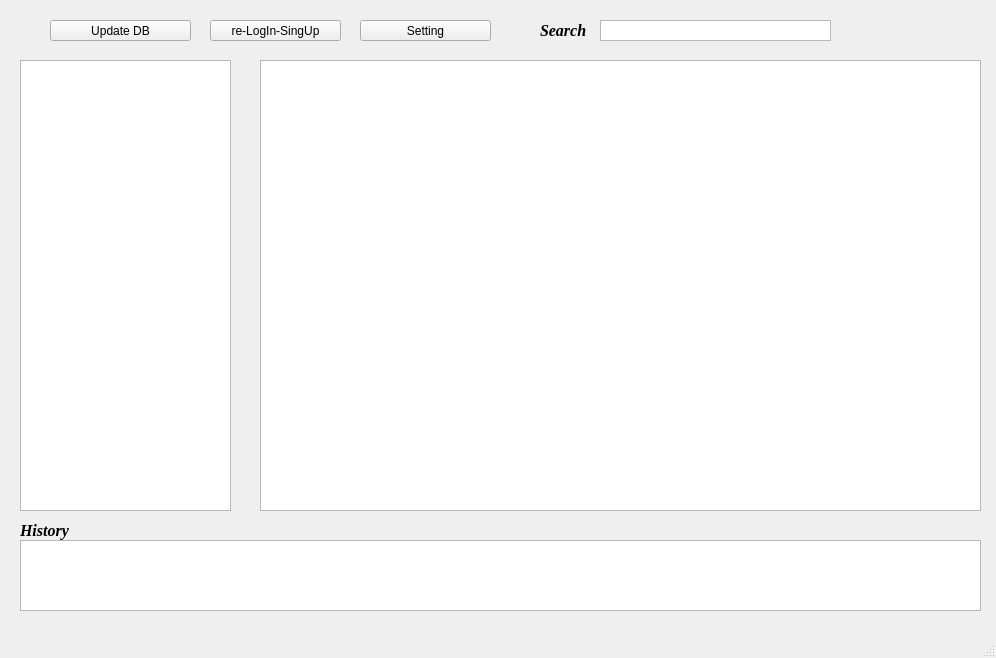
Before: the Qt Designer form userwindow.ui in Backart/DBapp, drawn with Qt 5.
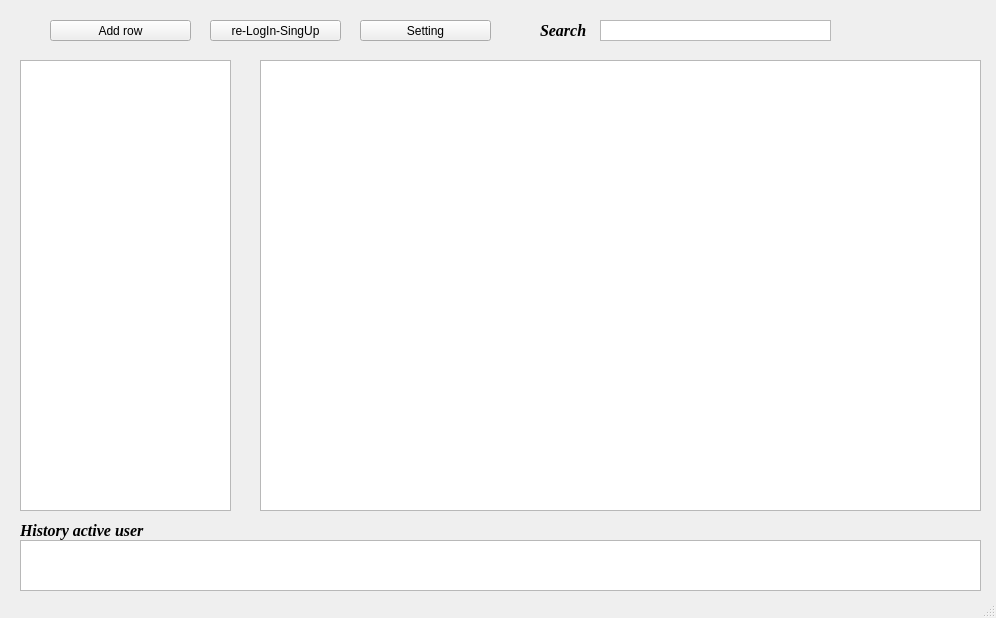
After: the same form once the commit is applied.

Commit message: window output table "Tables DB" and change history table

Diff of the .ui file:
```diff
--- a/userwindow.ui
+++ b/userwindow.ui
@@ -7,7 +7,7 @@
     <x>0</x>
     <y>0</y>
     <width>996</width>
-    <height>658</height>
+    <height>618</height>
    </rect>
   </property>
   <property name="windowTitle">
@@ -73,7 +73,7 @@
      </rect>
     </property>
     <property name="text">
-     <string>Update DB</string>
+     <string>Add row</string>
     </property>
    </widget>
    <widget class="QPushButton" name="pushButton_re_login_singup">
@@ -108,7 +108,7 @@
       <x>20</x>
       <y>540</y>
       <width>961</width>
-      <height>71</height>
+      <height>51</height>
      </rect>
     </property>
    </widget>
@@ -138,7 +138,7 @@
      <rect>
       <x>20</x>
       <y>520</y>
-      <width>51</width>
+      <width>131</width>
       <height>21</height>
      </rect>
     </property>
@@ -151,7 +151,7 @@
      </font>
     </property>
     <property name="text">
-     <string>History</string>
+     <string>History active user</string>
     </property>
    </widget>
   </widget>
```
The commit also changes 2 other files.
